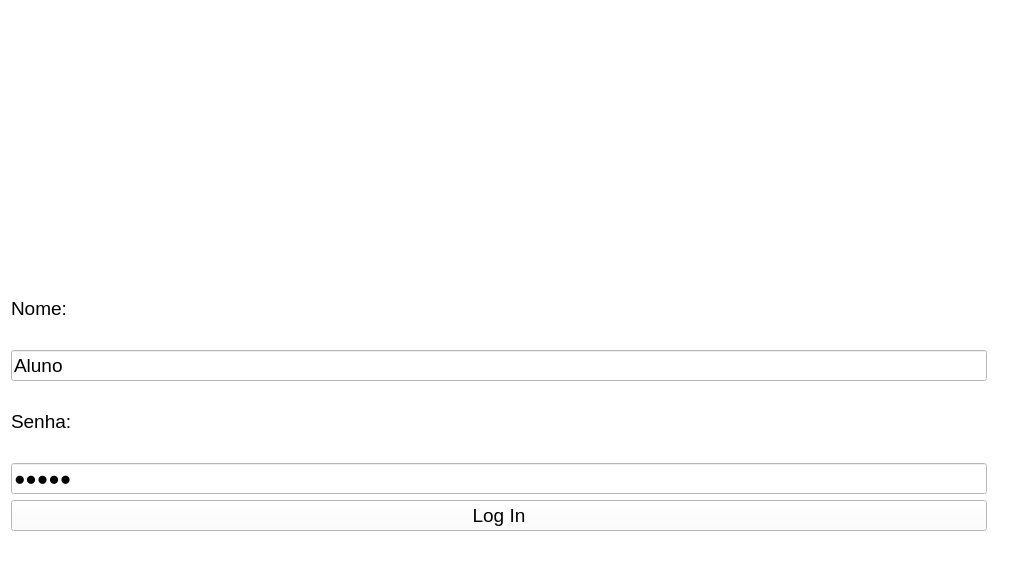
This is projeto_EE_2022_1/mainwindow.ui in MariaZBP/projeto_Qt as Qt 5 draws it before an edit. The edited form follows.
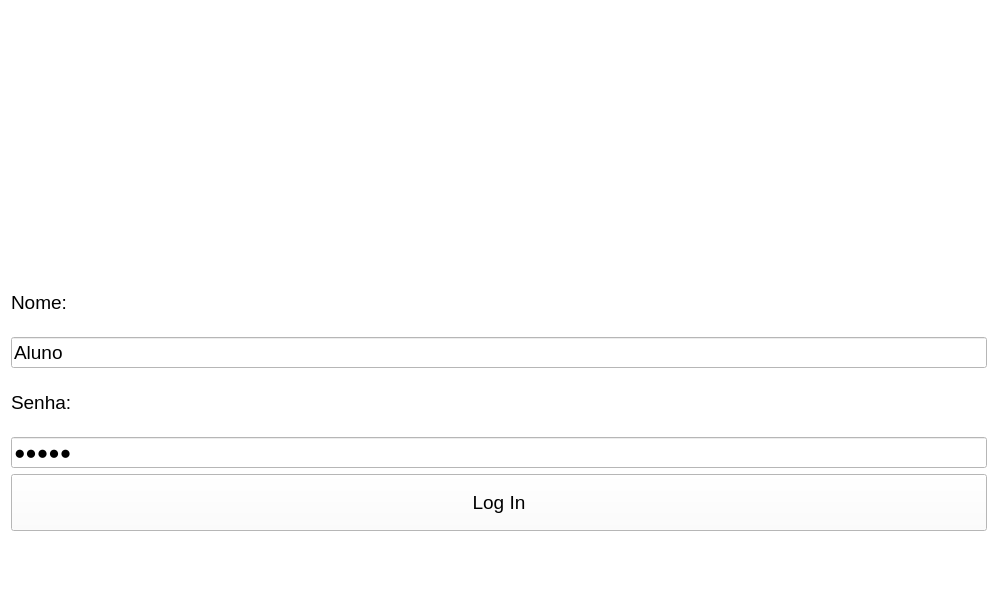
This is the edited form. Icons and pictures are not drawn.

Diff of the .ui file:
```diff
--- a/projeto_EE_2022_1/mainwindow.ui
+++ b/projeto_EE_2022_1/mainwindow.ui
@@ -6,8 +6,8 @@
    <rect>
     <x>0</x>
     <y>0</y>
-    <width>1009</width>
-    <height>571</height>
+    <width>998</width>
+    <height>593</height>
    </rect>
   </property>
   <property name="font">
@@ -92,6 +92,12 @@
       </item>
       <item>
        <widget class="QPushButton" name="btnLogin">
+        <property name="sizePolicy">
+         <sizepolicy hsizetype="Preferred" vsizetype="Preferred">
+          <horstretch>0</horstretch>
+          <verstretch>0</verstretch>
+         </sizepolicy>
+        </property>
         <property name="font">
          <font>
           <pointsize>14</pointsize>
```
Left out of the diff: 2 changed lines with no effect on the pictures.
